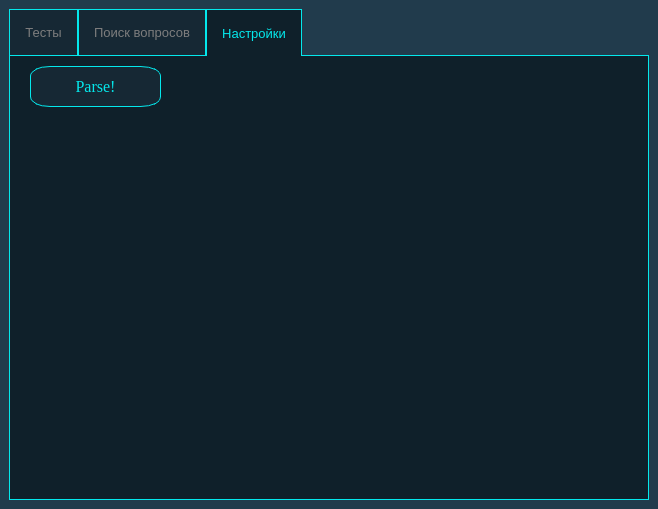
Old version of the form mainwindow.ui in the repository Yarosurafu/ExamHelper.
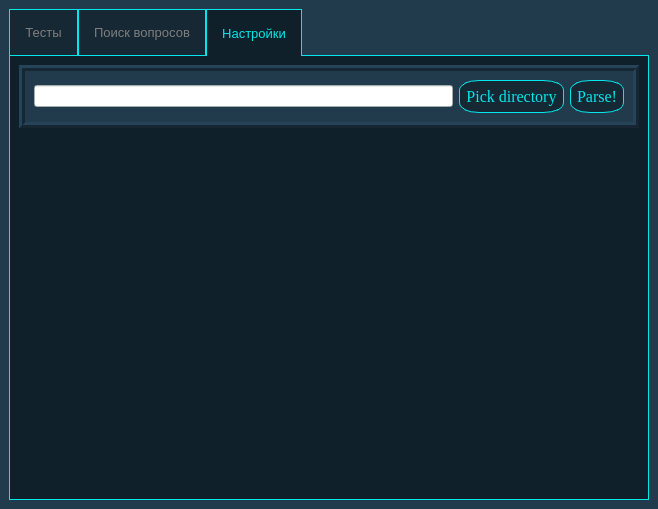
New version of the form. The open tabs and pages were chosen to show the change. Icons and pictures are not drawn.

```diff
--- a/mainwindow.ui
+++ b/mainwindow.ui
@@ -358,15 +358,61 @@
        <attribute name="title">
         <string>Настройки</string>
        </attribute>
+       <layout class="QGridLayout" name="gridLayout_4">
+        <item row="0" column="0">
+         <widget class="QFrame" name="frame_2">
+          <property name="styleSheet">
+           <string notr="true">QFrame{
+	
+	background-color: rgb(33, 59, 76);
+}</string>
+          </property>
+          <property name="frameShape">
+           <enum>QFrame::Box</enum>
+          </property>
+          <property name="frameShadow">
+           <enum>QFrame::Raised</enum>
+          </property>
+          <property name="lineWidth">
+           <number>3</number>
+          </property>
+          <layout class="QHBoxLayout" name="horizontalLayout">
+           <item>
+            <widget class="QLineEdit" name="directoryLine"/>
+           </item>
+           <item>
+            <widget class="QPushButton" name="pickFileButt">
+             <property name="font">
+              <font>
+               <family>Times New Roman</family>
+               <pointsize>12</pointsize>
+              </font>
+             </property>
+             <property name="cursor">
+              <cursorShape>PointingHandCursor</cursorShape>
+             </property>
+             <property name="styleSheet">
+              <string notr="true">QPushButton{	
+	color: rgb(4, 232, 236);
+	background-color: rgb(22, 40, 52);
+	border: 1px solid rgb(4, 232, 236);
+	padding: 6px;
+	border-radius: 20px 10px;
+}
+
+QPushButton:pressed{
+	color: red;
+	border: 1px solid red;
+	border-radius: 20px 10px;
+}</string>
+             </property>
+             <property name="text">
+              <string>Pick directory</string>
+             </property>
+            </widget>
+           </item>
+           <item>
        <widget class="QPushButton" name="parseButt">
-        <property name="geometry">
-         <rect>
-          <x>20</x>
-          <y>10</y>
-          <width>131</width>
-          <height>41</height>
-         </rect>
-        </property>
         <property name="font">
          <font>
           <family>Times New Roman</family>
@@ -392,6 +438,24 @@
          <string>Parse!</string>
         </property>
        </widget>
+           </item>
+          </layout>
+         </widget>
+        </item>
+        <item row="1" column="0">
+         <spacer name="verticalSpacer_4">
+          <property name="orientation">
+           <enum>Qt::Vertical</enum>
+          </property>
+          <property name="sizeHint" stdset="0">
+           <size>
+            <width>20</width>
+            <height>40</height>
+           </size>
+          </property>
+         </spacer>
+        </item>
+       </layout>
       </widget>
      </widget>
     </item>
```
Left out of the diff: 11 changed lines with no effect on the pictures. Lines whose indentation alone changed are shown as unchanged.
